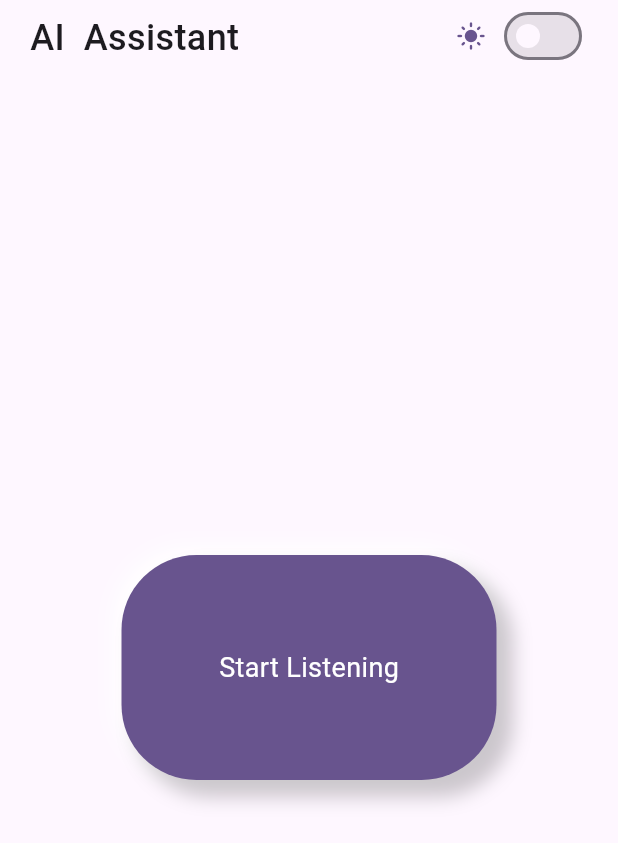
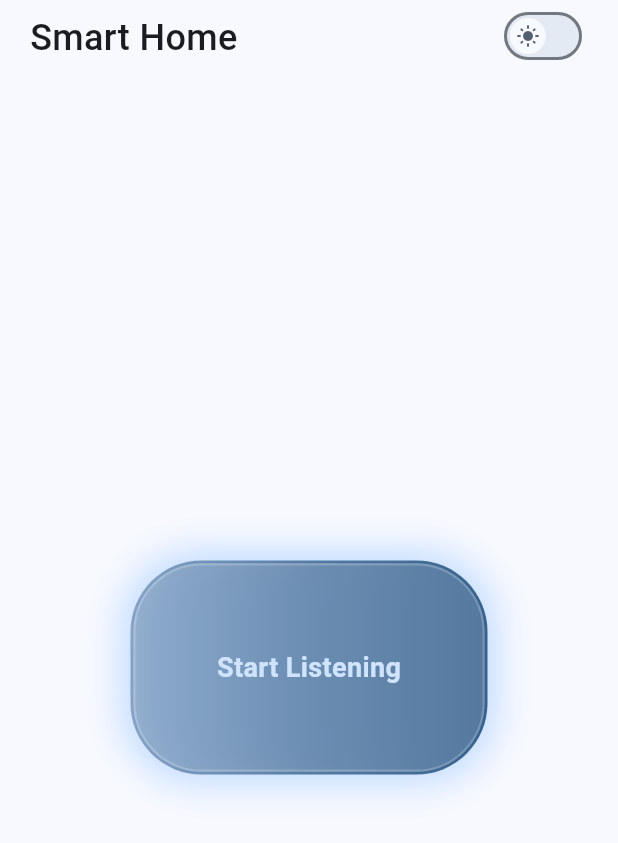
Before and after one commit to HaseebKahn365/ai_es, a Flutter app: the screen it shows after launch, on a phone screen of 412 x 824 dp. Shown: the top 843 px of the screen. Run offline on Flutter 3.47's test engine with Material 3 defaults, Android fonts, the phone set to English and light mode, and no system bars; our stand-ins replace flutter_tts, speech_to_text; Roboto replaces fonts that are missing (Segoe UI, Arial, sans-serif).

Commit message:
buttons and stuff changed

```diff
--- /dev/null
+++ b/lib/listening_button.dart
@@ -0,0 +1,144 @@
+import 'package:ai_es/ai_provider.dart';
+import 'package:flutter/material.dart';
+import 'package:provider/provider.dart';
+
+class ListeningButton extends StatefulWidget {
+  const ListeningButton({super.key});
+
+  @override
+  _ListeningButtonState createState() => _ListeningButtonState();
+}
+
+class _ListeningButtonState extends State<ListeningButton> with TickerProviderStateMixin {
+  late AnimationController _pulseController;
+  late Animation<double> _pulseAnimation;
+  late AnimationController _breathingController;
+  late Animation<double> _breathingAnimation;
+
+  @override
+  void initState() {
+    super.initState();
+
+    // Pulse animation for listening state
+    _pulseController = AnimationController(
+      duration: const Duration(milliseconds: 1500),
+      vsync: this,
+    )..repeat(reverse: true);
+
+    _pulseAnimation = Tween<double>(begin: 1.0, end: 1.1).animate(
+      CurvedAnimation(parent: _pulseController, curve: Curves.easeInOut),
+    );
+
+    // Breathing animation for idle state
+    _breathingController = AnimationController(
+      duration: const Duration(milliseconds: 2000),
+      vsync: this,
+    )..repeat(reverse: true);
+
+    _breathingAnimation = Tween<double>(begin: 0.95, end: 1.05).animate(
+      CurvedAnimation(parent: _breathingController, curve: Curves.easeInOut),
+    );
+  }
+
+  @override
+  void dispose() {
+    _pulseController.dispose();
+    _breathingController.dispose();
+    super.dispose();
+  }
+
+  @override
+  Widget build(BuildContext context) {
+    return Consumer<AIAssistantProvider>(
+      builder: (context, aiProvider, child) {
+        return Stack(
+          children: [
+            AnimatedBuilder(
+              animation: aiProvider.isListening ? _pulseController : _breathingController,
+              builder: (context, child) {
+                return Transform.scale(
+                  scale: aiProvider.isListening ? _pulseAnimation.value : _breathingAnimation.value,
+                  child: GestureDetector(
+                    onTapDown: (_) {
+                      if (aiProvider.isListening) {
+                        aiProvider.stopListening();
+                      } else {
+                        aiProvider.startListening();
+                      }
+                    },
+                    onTapUp: (_) {
+                      if (aiProvider.isListening) {
+                        aiProvider.stopListening();
+                      }
+                    },
+                    child: AnimatedContainer(
+                      duration: const Duration(milliseconds: 300),
+                      width: aiProvider.isListening ? 150 : 250,
+                      height: 150,
+                      decoration: BoxDecoration(
+                        gradient: LinearGradient(
+                          colors: [
+                            Theme.of(context).colorScheme.primary.withOpacity(0.5),
+                            Theme.of(context).colorScheme.primary.withOpacity(0.8),
+                            Theme.of(context).colorScheme.primary.withOpacity(1.0),
+                          ],
+                          stops: const [0.0, 0.5, 1.0],
+                        ),
+                        borderRadius: BorderRadius.circular(aiProvider.isListening ? 75 : 50),
+                        boxShadow: [
+                          BoxShadow(
+                            color: Theme.of(context).colorScheme.inversePrimary.withOpacity(0.3),
+                            blurRadius: 20,
+                            spreadRadius: 5,
+                          ),
+                          BoxShadow(
+                            color: Theme.of(context).colorScheme.inversePrimary.withOpacity(0.5),
+                            blurRadius: 25,
+                            spreadRadius: 3,
+                          ),
+                        ],
+                      ),
+                      child: Stack(
+                        alignment: Alignment.center,
+                        children: [
+                          // Glass effect overlay
+                          AnimatedContainer(
+                            duration: const Duration(milliseconds: 300),
+                            width: aiProvider.isListening ? 146 : 246,
+                            height: 146,
+                            decoration: BoxDecoration(
+                              color: Colors.white.withOpacity(0.15),
+                              borderRadius: BorderRadius.circular(aiProvider.isListening ? 73 : 48),
+                              border: Border.all(
+                                color: Colors.white.withOpacity(0.2),
+                                width: 1.5,
+                              ),
+                            ),
+                          ),
+                          // Content
+                        ],
+                      ),
+                    ),
+                  ),
+                );
+              },
+            ),
+            //on top shoudl be the label so that it doesnt animate. listening or start listening
+            Positioned.fill(
+              child: Center(
+                child: Text(
+                  aiProvider.isListening ? 'Listening...' : 'Start Listening',
+                  style: TextStyle(
+                    color: Theme.of(context).colorScheme.primaryContainer,
+                    fontSize: 18,
+                    fontWeight: FontWeight.bold,
+                  ),
+                ),
+              ),
+            ),
+          ],
+        );
+      },
+    );
+  }
+}
--- a/lib/local_host_service.dart
+++ b/lib/local_host_service.dart
@@ -1,4 +1,5 @@
 import 'package:ai_es/ai_provider.dart';
+import 'package:ai_es/listening_button.dart';
 import 'package:ai_es/main.dart';
 import 'package:flutter/material.dart';
 import 'package:provider/provider.dart';
@@ -25,7 +26,7 @@ class VoiceControlScreen extends StatelessWidget {
                       child: Row(
                         children: [
                           const Text(
-                            'AI  Assistant',
+                            'Smart Home',
                             style: TextStyle(
                               fontSize: 24,
                               fontWeight: FontWeight.w500,
@@ -129,97 +130,6 @@ class VoiceControlScreen extends StatelessWidget {
   }
 }
 
-class ListeningButton extends StatelessWidget {
-  const ListeningButton({
-    super.key,
-  });
-
-  @override
-  Widget build(BuildContext context) {
-    return Consumer<AIAssistantProvider>(
-      builder: (context, aiProvider, child) {
-        return Column(
-          children: [
-            GestureDetector(
-              onTapDown: (_) {
-                if (aiProvider.isListening) {
-                  aiProvider.stopListening();
-                } else {
-                  aiProvider.startListening();
-                }
-              },
-              onTapUp: (_) {
-                if (aiProvider.isListening) {
-                  aiProvider.stopListening();
-                }
-              },
-              child: AnimatedContainer(
-                duration: const Duration(milliseconds: 300),
-                margin: aiProvider.isListening ? const EdgeInsets.all(20) : const EdgeInsets.all(12),
-                width: !aiProvider.isListening ? 250 : 150,
-                height: 150,
-                decoration: BoxDecoration(
-                  color: aiProvider.isListening ? Theme.of(context).colorScheme.tertiary : Theme.of(context).colorScheme.primary,
-                  borderRadius: !aiProvider.isListening ? BorderRadius.circular(50) : BorderRadius.circular(75),
-                  boxShadow: aiProvider.isListening
-                      ? [
-                          // Pressed effect - inner shadow only
-                          BoxShadow(
-                            color: Colors.black.withOpacity(0.3),
-                            offset: const Offset(2, 2),
-                            blurRadius: 4,
-                            spreadRadius: -1,
-                          ),
-                        ]
-                      : [
-                          // Outer light shadow
-                          BoxShadow(
-                            color: themeProvider.isDarkMode ? Colors.white.withOpacity(0.3) : Colors.white,
-                            offset: const Offset(-4, -4),
-                            blurRadius: 12,
-                            spreadRadius: 1,
-                          ),
-                          // Outer dark shadow
-                          BoxShadow(
-                            color: Colors.black.withOpacity(themeProvider.isDarkMode ? 1 : 0.2),
-                            offset: const Offset(10, 10),
-                            blurRadius: 10,
-                            spreadRadius: 1,
-                          ),
-                        ],
-                ),
-                child: Center(
-                  child: Row(
-                    mainAxisSize: MainAxisSize.min,
-                    children: [
-                      Text(
-                        textAlign: TextAlign.center,
-                        aiProvider.isListening ? 'Listening...' : 'Start Listening',
-                        style: TextStyle(
-                          color: themeProvider.isDarkMode ? Colors.black : Colors.white,
-                          fontSize: 18,
-                        ),
-                      ),
-                      if (aiProvider.isListening)
-                        Padding(
-                          padding: const EdgeInsets.only(top: 8),
-                          child: Icon(
-                            Icons.mic,
-                            color: themeProvider.isDarkMode ? Colors.black : Colors.white,
-                          ),
-                        ),
-                    ],
-                  ),
-                ),
-              ),
-            ),
-          ],
-        );
-      },
-    );
-  }
-}
-
 class ThemeChanger extends StatelessWidget {
   const ThemeChanger({super.key});
 
@@ -227,37 +137,27 @@ class ThemeChanger extends StatelessWidget {
   Widget build(BuildContext context) {
     return Consumer<ThemeProvider>(
       builder: (context, themeProvider, child) {
-        return Row(
-          mainAxisSize: MainAxisSize.min,
-          children: [
-            AnimatedSwitcher(
-              duration: const Duration(milliseconds: 300),
-              transitionBuilder: (Widget child, Animation<double> animation) {
-                return RotationTransition(
-                  turns: animation,
-                  child: ScaleTransition(
-                    scale: animation,
-                    child: child,
-                  ),
+        return Switch.adaptive(
+          value: themeProvider.isDarkMode,
+          onChanged: (_) => themeProvider.toggleTheme(),
+          activeColor: Theme.of(context).colorScheme.primary.withOpacity(0.1),
+          activeTrackColor: Theme.of(context).colorScheme.primaryContainer.withOpacity(0.5),
+          inactiveThumbColor: Theme.of(context).colorScheme.surface,
+          inactiveTrackColor: Theme.of(context).colorScheme.primary.withOpacity(0.1),
+          thumbIcon: WidgetStateProperty.resolveWith<Icon?>(
+            (states) {
+              if (states.contains(WidgetState.selected)) {
+                return Icon(
+                  Icons.dark_mode,
+                  color: Theme.of(context).colorScheme.secondary,
                 );
-              },
-              child: Icon(
-                themeProvider.isDarkMode ? Icons.dark_mode : Icons.light_mode,
-                key: ValueKey(themeProvider.isDarkMode),
-                color: Theme.of(context).colorScheme.primary,
-                size: 20,
-              ),
-            ),
-            const SizedBox(width: 8),
-            Switch.adaptive(
-              value: themeProvider.isDarkMode,
-              onChanged: (_) => themeProvider.toggleTheme(),
-              activeColor: Theme.of(context).colorScheme.primary,
-              activeTrackColor: Theme.of(context).colorScheme.primaryContainer,
-              inactiveThumbColor: Theme.of(context).colorScheme.surface,
-              inactiveTrackColor: Theme.of(context).colorScheme.surfaceContainerHighest,
-            ),
-          ],
+              }
+              return Icon(
+                Icons.light_mode,
+                color: Theme.of(context).colorScheme.secondary,
+              );
+            },
+          ),
         );
       },
     );
--- a/lib/main.dart
+++ b/lib/main.dart
@@ -43,7 +43,7 @@ class MyApp extends StatelessWidget {
 
 class ThemeProvider extends ChangeNotifier {
   bool isDarkMode = false;
-  Color primaryColor = Colors.deepPurple;
+  Color primaryColor = Colors.blue;
 
   ThemeData get themeData {
     return ThemeData(
@@ -52,12 +52,6 @@ class ThemeProvider extends ChangeNotifier {
       colorScheme: ColorScheme.fromSeed(
         seedColor: primaryColor,
         brightness: isDarkMode ? Brightness.dark : Brightness.light,
-      ),
-      fontFamily: 'Segoe UI',
-      textTheme: const TextTheme(
-        bodyMedium: TextStyle(
-          fontFamily: 'Segoe UI, Arial, sans-serif',
-        ),
       ),
     );
   }
```
Also changed, not shown: pubspec.lock.
